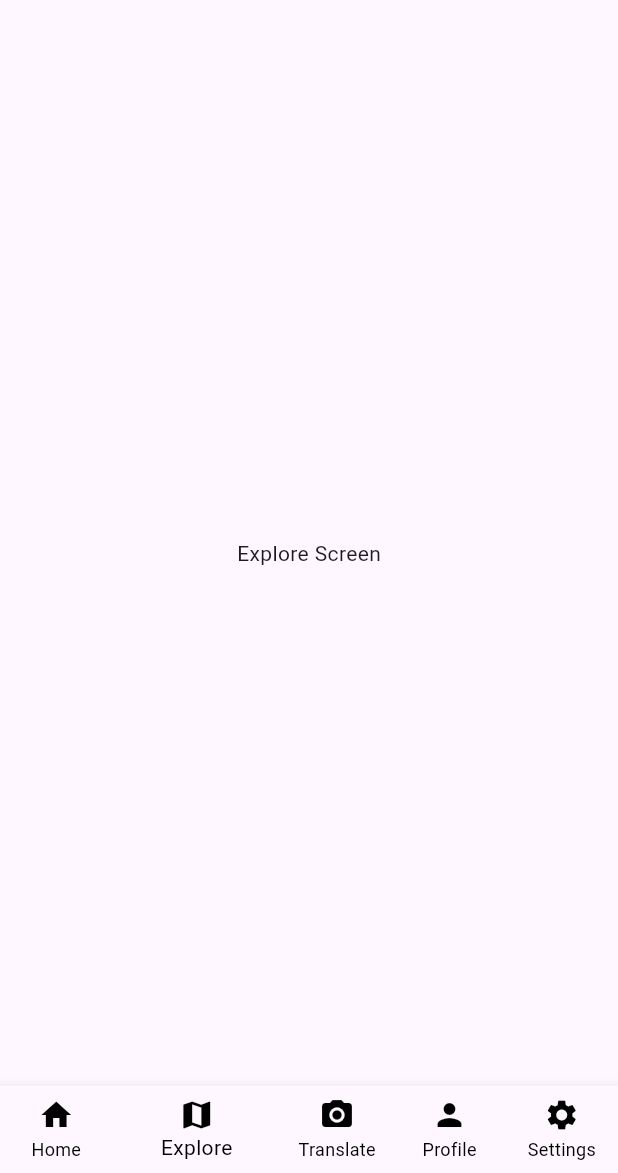
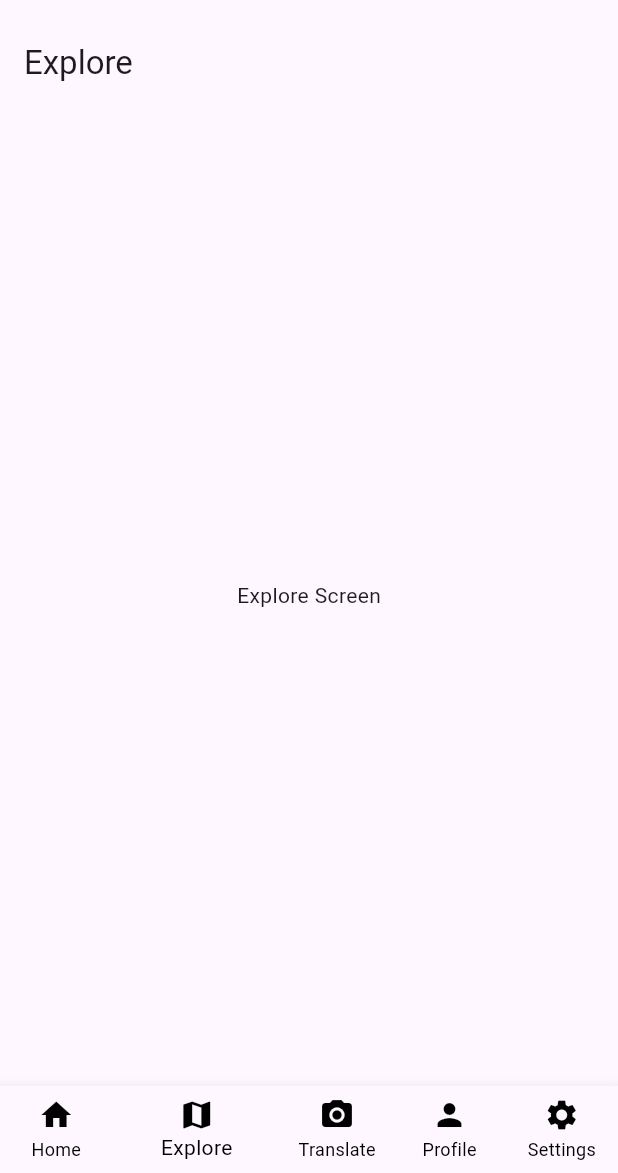
Before and after one commit to lingAR-WX82/nomad, a Flutter app: the screen it shows after launch, item 2 of the bottom bar chosen, on a phone screen of 412 x 824 dp, the part 63-1236 px from its top. Run offline on Flutter 3.47's test engine with Material 3 defaults, Android fonts, the phone set to English and light mode, and no system bars; our stand-ins replace camera, flutter_vector_icons, go_router; missing offline and left inert: google_mlkit_commons, google_mlkit_text_recognition, google_mlkit_translation.

```diff
--- a/lib/language_recognition/painters/text_recognizer_painter.dart
+++ b/lib/language_recognition/painters/text_recognizer_painter.dart
@@ -5,8 +5,6 @@ import 'dart:ui' as ui;
 import 'package:camera/camera.dart';
 import 'package:flutter/material.dart';
 import 'package:google_mlkit_text_recognition/google_mlkit_text_recognition.dart';
-import 'package:nomad/language_recognition/services/language_detector_service.dart';
-import 'package:nomad/language_recognition/services/language_translation_service.dart';
 
 import '../../shared/util/coordinates_translator.dart';
 
--- a/lib/language_recognition/screens/camera_screen.dart
+++ b/lib/language_recognition/screens/camera_screen.dart
@@ -2,11 +2,9 @@ import 'package:camera/camera.dart';
 import 'package:flutter/material.dart';
 import 'package:google_mlkit_text_recognition/google_mlkit_text_recognition.dart';
 import 'package:google_mlkit_translation/google_mlkit_translation.dart';
-import 'package:nomad/language_recognition/widgets/camera_widget.dart';
 import 'package:nomad/language_recognition/widgets/detector_widget.dart';
 
 import '../painters/text_recognizer_painter.dart';
-import '../services/language_detector_service.dart';
 import '../services/language_translation_service.dart';
 
 class CameraScreen extends StatefulWidget {
--- a/lib/main.dart
+++ b/lib/main.dart
@@ -1,6 +1,7 @@
 import 'package:flutter/material.dart';
-
 import 'package:nomad/shared/widgets/home.dart';
+import 'profile_management/my_profile_screen.dart';
+import 'profile_management/screens/settings_screen.dart';
 
 void main() {
   runApp(const Application());
@@ -12,6 +13,18 @@ class Application extends StatelessWidget {
   // This widget is the root of your application.
   @override
   Widget build(BuildContext context) {
-    return const MaterialApp(home: Home());
+    return MaterialApp(
+      title: 'Nomad',
+      theme: ThemeData(
+        primarySwatch: Colors.blue,
+      ),
+      home: const Home(),
+      routes: {
+        '/profile': (context) => MyProfileScreen(),
+        '/settings': (context) => SettingsScreen(),
+        '/historial': (context) => HistorialScreen(),
+        '/ubicacion': (context) => UbicacionScreen(),
+      },
+    );
   }
 }
--- a/lib/profile_management/my_profile_screen.dart
+++ b/lib/profile_management/my_profile_screen.dart
@@ -5,6 +5,9 @@ class MyProfileScreen extends StatelessWidget {
 
   @override
   Widget build(BuildContext context) {
-    return const Text('My Profile Screen');
+    return Scaffold(
+      appBar: AppBar(title: const Text('Profile')),
+      body: Center(child: const Text('My Profile Screen')),
+    );
   }
 }
--- a/lib/profile_management/screens/settings_screen.dart
+++ b/lib/profile_management/screens/settings_screen.dart
@@ -5,6 +5,9 @@ class SettingsScreen extends StatelessWidget {
 
   @override
   Widget build(BuildContext context) {
-    return const Text('Settings Screen');
+    return Scaffold(
+      appBar: AppBar(title: const Text('Settings')),
+      body: Center(child: const Text('Settings Screen')),
+    );
   }
 }
--- a/lib/search_and_help/screens/explore_screen.dart
+++ b/lib/search_and_help/screens/explore_screen.dart
@@ -5,8 +5,10 @@ class ExploreScreen extends StatelessWidget {
 
   @override
   Widget build(BuildContext context) {
-    return const Center(
-      child: Text('Explore Screen'),
+    return Scaffold(
+      appBar: AppBar(title: const Text('Explore')),
+      body: Center(child: const Text('Explore Screen')),
     );
+
   }
 }
--- a/pubspec.yaml
+++ b/pubspec.yaml
@@ -30,6 +30,7 @@ environment:
 dependencies:
   flutter:
     sdk: flutter
+  flutter_vector_icons: ^1.0.0
 
 
   # The following adds the Cupertino Icons font to your application.
@@ -42,6 +43,7 @@ dependencies:
   google_mlkit_text_recognition: ^0.13.0
   go_router: ^14.1.4
 
+  google_mlkit_commons: any
 dev_dependencies:
   flutter_test:
     sdk: flutter
@@ -67,6 +69,7 @@ flutter:
   # To add assets to your application, add an assets section, like this:
   assets:
     - assets/images/sample.jpeg
+    - assets/images/user_photo.jpg
   #   - images/a_dot_burr.jpeg
   #   - images/a_dot_ham.jpeg
 
```
Also changed, not shown: lib/shared/screens/dashboard_screen.dart (+133 -1 lines), lib/shared/screens/historial_screen.dart (added, +17 -0 lines), lib/shared/screens/ubicacion_screen.dart (added, +17 -0 lines), assets/images/user_photo.jpg (added), pubspec.lock.
